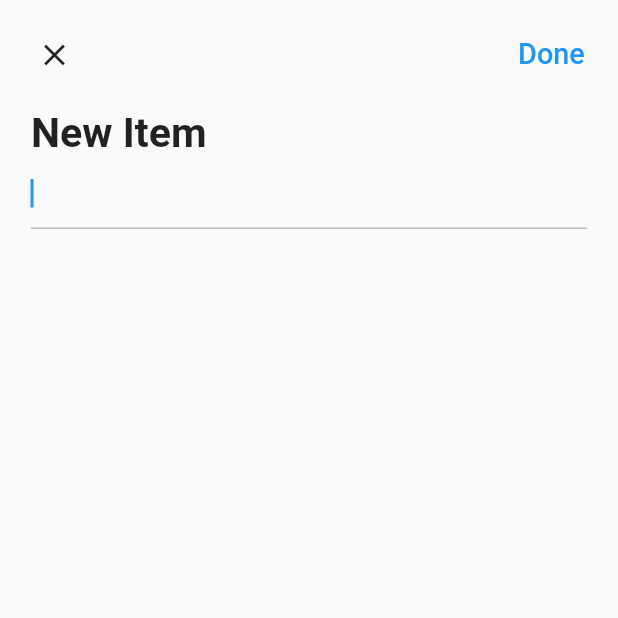
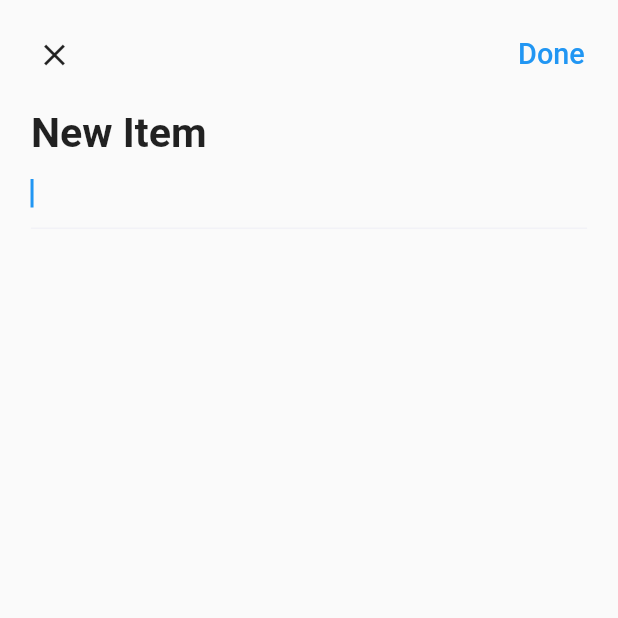
Before and after one commit to TiaanvdRiel/get_it_done_x, a Flutter app: the AddListItem screen opened directly, after a tap on "Done", on a phone screen of 412 x 824 dp, the top half of it. Run offline on Flutter 3.47's test engine with Material 2 defaults, Android fonts, the phone set to English and light mode, and no system bars; our stand-ins replace equatable, fluttertoast, get, get_storage, percent_indicator; accounts and stored records are empty.

```diff
--- a/lib/app/core/constants/colors.dart
+++ b/lib/app/core/constants/colors.dart
@@ -4,3 +4,4 @@ const labelColor = Color.fromRGBO(0,0,0,1);
 const lightGrey = Color.fromRGBO(242, 242, 247, 1);
 const darkGrey = Color.fromRGBO(174, 174, 178, 1);
 const yellow = Color.fromRGBO(247, 201, 70, 1);
+const green = Color.fromRGBO(64, 209, 87, 1);
--- a/lib/app/data/modules/todo_list.dart
+++ b/lib/app/data/modules/todo_list.dart
@@ -1,6 +1,5 @@
 import 'package:equatable/equatable.dart';
 
-//TODO: Rename this to ListItem, list_item
 class TodoList extends Equatable {
   final String title;
   final List<dynamic>? listItems;
--- a/lib/app/data/providers/task/provider.dart
+++ b/lib/app/data/providers/task/provider.dart
@@ -1,6 +1,8 @@
 import 'dart:convert';
+
 import 'package:get/get.dart';
 import 'package:get_it_done_x/app/data/services/storage/services.dart';
+
 import '../../../core/utils/keys.dart';
 import '../../modules/todo_list.dart';
 
--- a/lib/app/data/services/storage/services.dart
+++ b/lib/app/data/services/storage/services.dart
@@ -1,5 +1,6 @@
 import 'package:get/get.dart';
 import 'package:get_storage/get_storage.dart';
+
 import '../../../core/utils/keys.dart';
 
 class StorageService extends GetxService {
--- a/lib/app/modules/home/binding.dart
+++ b/lib/app/modules/home/binding.dart
@@ -1,9 +1,9 @@
 import 'package:get/get.dart';
+
 import '../../data/providers/task/provider.dart';
 import '../../data/services/storage/repository.dart';
 import 'controller.dart';
 
-//TODO: Rename this to TodoList or something
 class HomeBinding extends Bindings {
   @override
   void dependencies() {
--- a/lib/app/modules/home/controller.dart
+++ b/lib/app/modules/home/controller.dart
@@ -1,6 +1,7 @@
 import 'package:flutter/foundation.dart';
 import 'package:flutter/material.dart';
 import 'package:get/get.dart';
+
 import '../../data/modules/todo_list.dart';
 import '../../data/services/storage/repository.dart';
 
--- a/lib/app/modules/home/view.dart
+++ b/lib/app/modules/home/view.dart
@@ -4,6 +4,7 @@ import 'package:get/get.dart';
 import 'package:get_it_done_x/app/core/utils/extensions.dart';
 import 'package:get_it_done_x/app/modules/home/widgets/add_list_modal.dart';
 import 'package:get_it_done_x/app/modules/home/widgets/list_card.dart';
+
 import '../../core/constants/colors.dart';
 import 'controller.dart';
 
--- a/lib/app/modules/list_details/widgets/add_list_item_modal.dart
+++ b/lib/app/modules/list_details/widgets/add_list_item_modal.dart
@@ -1,7 +1,9 @@
 import 'package:flutter/material.dart';
-import 'package:flutter_easyloading/flutter_easyloading.dart';
+import 'package:fluttertoast/fluttertoast.dart';
 import 'package:get/get.dart';
 import 'package:get_it_done_x/app/core/utils/extensions.dart';
+
+import '../../../core/constants/colors.dart';
 import '../../home/controller.dart';
 
 class AddListItem extends StatelessWidget {
@@ -31,16 +33,14 @@ class AddListItem extends StatelessWidget {
                   TextButton(
                     onPressed: () {
                       if (homeController.formKey.currentState!.validate()) {
-                        if (homeController.todoList.value == null) {
-                          EasyLoading.showError("Please select task type.");
-                        } else {
-                          var success = homeController.addListItem(homeController.editController.text);
-                          if (success) {
-                            EasyLoading.showSuccess("Add Todo item success");
-                          } else {
-                            EasyLoading.showError("Todo item is already exist.");
-                          }
-                        }
+                        Fluttertoast.showToast(
+                          msg: homeController.addListItem(homeController.editController.text) ? "Todo item added!" : "Todo item is already exist.",
+                          toastLength: Toast.LENGTH_SHORT,
+                          gravity: ToastGravity.SNACKBAR,
+                          backgroundColor: green,
+                          textColor: Colors.white,
+                          fontSize: 16.0,
+                        );
                         homeController.editController.clear();
                         Get.back();
                       }
@@ -69,10 +69,10 @@ class AddListItem extends StatelessWidget {
             Padding(
               padding: EdgeInsets.symmetric(horizontal: 5.0.wp),
               child: TextFormField(
-                decoration: InputDecoration(
+                decoration: const InputDecoration(
                   focusedBorder: UnderlineInputBorder(
                     borderSide: BorderSide(
-                      color: Colors.grey[400]!,
+                      color: lightGrey,
                     ),
                   ),
                 ),
--- a/lib/main.dart
+++ b/lib/main.dart
@@ -5,7 +5,6 @@ import 'package:get_it_done_x/app/data/services/storage/services.dart';
 import 'package:get_it_done_x/app/modules/home/binding.dart';
 import 'app/modules/home/view.dart';
 import 'package:get_storage/get_storage.dart';
-import 'package:flutter_easyloading/flutter_easyloading.dart';
 
 void main() async {
   await GetStorage.init();
@@ -23,7 +22,6 @@ class MyApp extends StatelessWidget {
       title: 'Get(It Done)X',
       home: const HomePage(),
       initialBinding: HomeBinding(),
-      //builder: CupertinoActivityIndicator(), //TODO: Might want to get rid of this and just use CupertinoLoading
     );
   }
 }
--- a/pubspec.yaml
+++ b/pubspec.yaml
@@ -13,10 +13,9 @@ dependencies:
   get: ^4.6.1
   get_storage: ^2.1.1
   equatable: ^2.0.5
-  flutter_easyloading: ^3.0.5
   dotted_border: ^2.0.0+3
-  #step_progress_indicator: ^1.0.2
   percent_indicator: ^4.2.3
+  fluttertoast: ^8.0.3
 
 dev_dependencies:
   flutter_test:
```
Also changed, not shown: lib/app/modules/home/widgets/add_list_modal.dart (+12 -4 lines), lib/app/modules/home/widgets/list_card.dart (+9 -13 lines), lib/app/modules/list_details/view.dart (+9 -13 lines), lib/app/modules/list_details/widgets/completed_list.dart (+5 -4 lines), lib/app/modules/list_details/widgets/todo_list.dart (+5 -4 lines), lib/app/widgets/icons.dart (deleted, +0 -33 lines), lib/app/widgets/progress_indicator.dart (added, +29 -0 lines), pubspec.lock, 3 other files.
